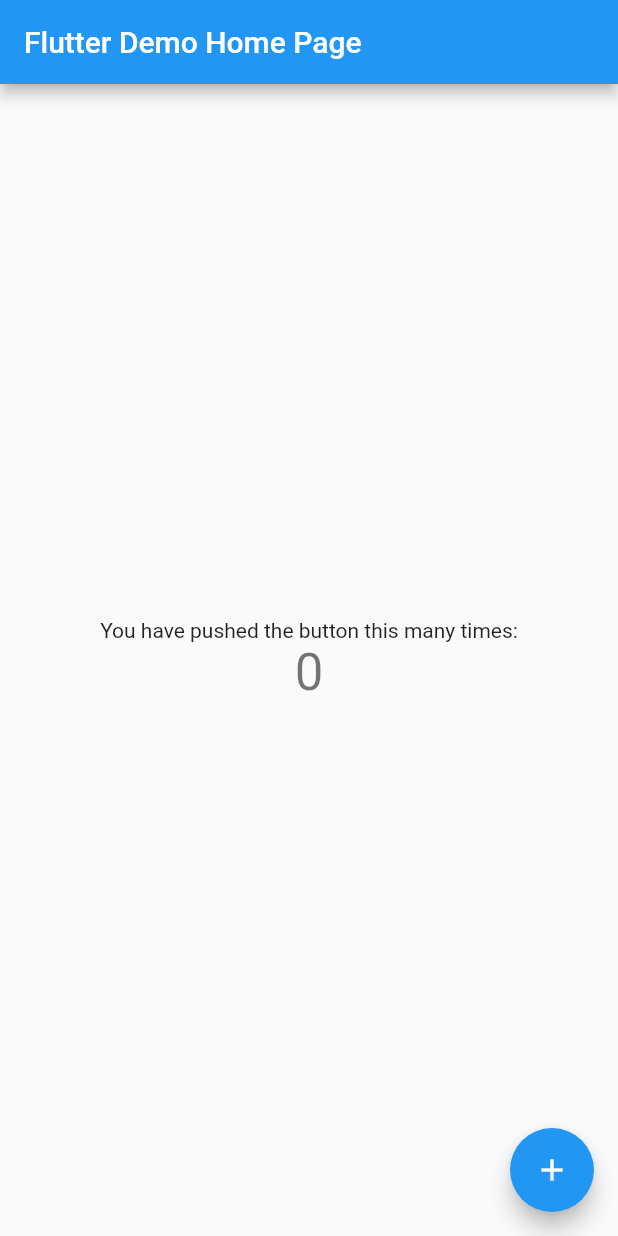
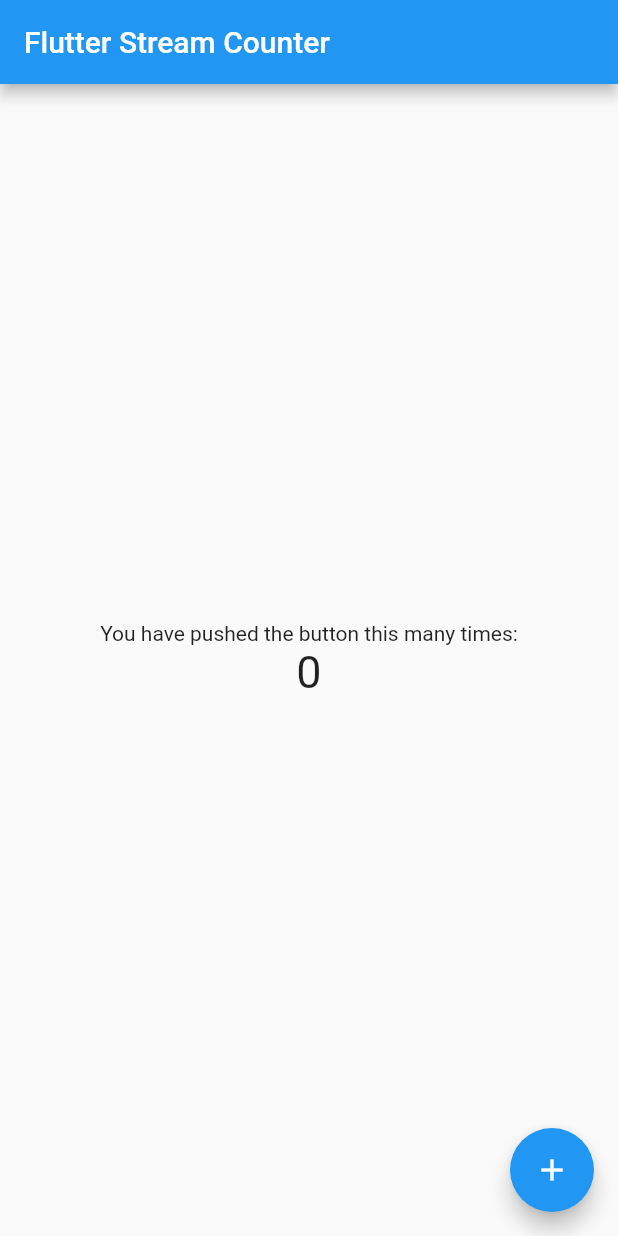
Before and after one commit to bmsrangel/exemplo_counter_stream_flutter, a Flutter app: the screen it shows after launch, on a phone screen of 412 x 824 dp. Run offline on Flutter 3.47's test engine with Material 2 defaults, Android fonts, the phone set to English and light mode, and no system bars.

Commit message:
Implementação do stream

```diff
--- a/lib/main.dart
+++ b/lib/main.dart
@@ -1,3 +1,5 @@
+import 'dart:async';
+
 import 'package:flutter/material.dart';
 
 void main() => runApp(MyApp());
@@ -7,36 +9,17 @@ class MyApp extends StatelessWidget {
   @override
   Widget build(BuildContext context) {
     return MaterialApp(
-      title: 'Flutter Demo',
+      title: 'Flutter Stream Counter',
       theme: ThemeData(
-        // This is the theme of your application.
-        //
-        // Try running your application with "flutter run". You'll see the
-        // application has a blue toolbar. Then, without quitting the app, try
-        // changing the primarySwatch below to Colors.green and then invoke
-        // "hot reload" (press "r" in the console where you ran "flutter run",
-        // or simply save your changes to "hot reload" in a Flutter IDE).
-        // Notice that the counter didn't reset back to zero; the application
-        // is not restarted.
         primarySwatch: Colors.blue,
       ),
-      home: MyHomePage(title: 'Flutter Demo Home Page'),
+      home: MyHomePage(title: 'Flutter Stream Counter'),
     );
   }
 }
 
 class MyHomePage extends StatefulWidget {
   MyHomePage({Key key, this.title}) : super(key: key);
-
-  // This widget is the home page of your application. It is stateful, meaning
-  // that it has a State object (defined below) that contains fields that affect
-  // how it looks.
-
-  // This class is the configuration for the state. It holds the values (in this
-  // case the title) provided by the parent (in this case the App widget) and
-  // used by the build method of the State. Fields in a Widget subclass are
-  // always marked "final".
-
   final String title;
 
   @override
@@ -45,59 +28,42 @@ class MyHomePage extends StatefulWidget {
 
 class _MyHomePageState extends State<MyHomePage> {
   int _counter = 0;
+  final _streamController = StreamController<int>();
+
+  @override
+  void dispose() {
+    _streamController.close();
+    super.dispose();
+  }
 
   void _incrementCounter() {
-    setState(() {
-      // This call to setState tells the Flutter framework that something has
-      // changed in this State, which causes it to rerun the build method below
-      // so that the display can reflect the updated values. If we changed
-      // _counter without calling setState(), then the build method would not be
-      // called again, and so nothing would appear to happen.
-      _counter++;
-    });
+    _counter++;
+    _streamController.sink.add(_counter);
   }
 
   @override
   Widget build(BuildContext context) {
-    // This method is rerun every time setState is called, for instance as done
-    // by the _incrementCounter method above.
-    //
-    // The Flutter framework has been optimized to make rerunning build methods
-    // fast, so that you can just rebuild anything that needs updating rather
-    // than having to individually change instances of widgets.
     return Scaffold(
       appBar: AppBar(
-        // Here we take the value from the MyHomePage object that was created by
-        // the App.build method, and use it to set our appbar title.
         title: Text(widget.title),
       ),
       body: Center(
-        // Center is a layout widget. It takes a single child and positions it
-        // in the middle of the parent.
         child: Column(
-          // Column is also layout widget. It takes a list of children and
-          // arranges them vertically. By default, it sizes itself to fit its
-          // children horizontally, and tries to be as tall as its parent.
-          //
-          // Invoke "debug painting" (press "p" in the console, choose the
-          // "Toggle Debug Paint" action from the Flutter Inspector in Android
-          // Studio, or the "Toggle Debug Paint" command in Visual Studio Code)
-          // to see the wireframe for each widget.
-          //
-          // Column has various properties to control how it sizes itself and
-          // how it positions its children. Here we use mainAxisAlignment to
-          // center the children vertically; the main axis here is the vertical
-          // axis because Columns are vertical (the cross axis would be
-          // horizontal).
           mainAxisAlignment: MainAxisAlignment.center,
           children: <Widget>[
             Text(
               'You have pushed the button this many times:',
             ),
-            Text(
-              '$_counter',
-              style: Theme.of(context).textTheme.display1,
-            ),
+            StreamBuilder<int>(
+              stream: _streamController.stream,
+              initialData: 0,
+              builder: (BuildContext context, AsyncSnapshot snapshot) {
+                return Text(
+                  "${snapshot.data}",
+                  style: TextStyle(fontSize: 30),
+                );
+              },
+            )
           ],
         ),
       ),
@@ -105,7 +71,7 @@ class _MyHomePageState extends State<MyHomePage> {
         onPressed: _incrementCounter,
         tooltip: 'Increment',
         child: Icon(Icons.add),
-      ), // This trailing comma makes auto-formatting nicer for build methods.
+      ),
     );
   }
 }
```
Also changed, not shown: 1 other file.
